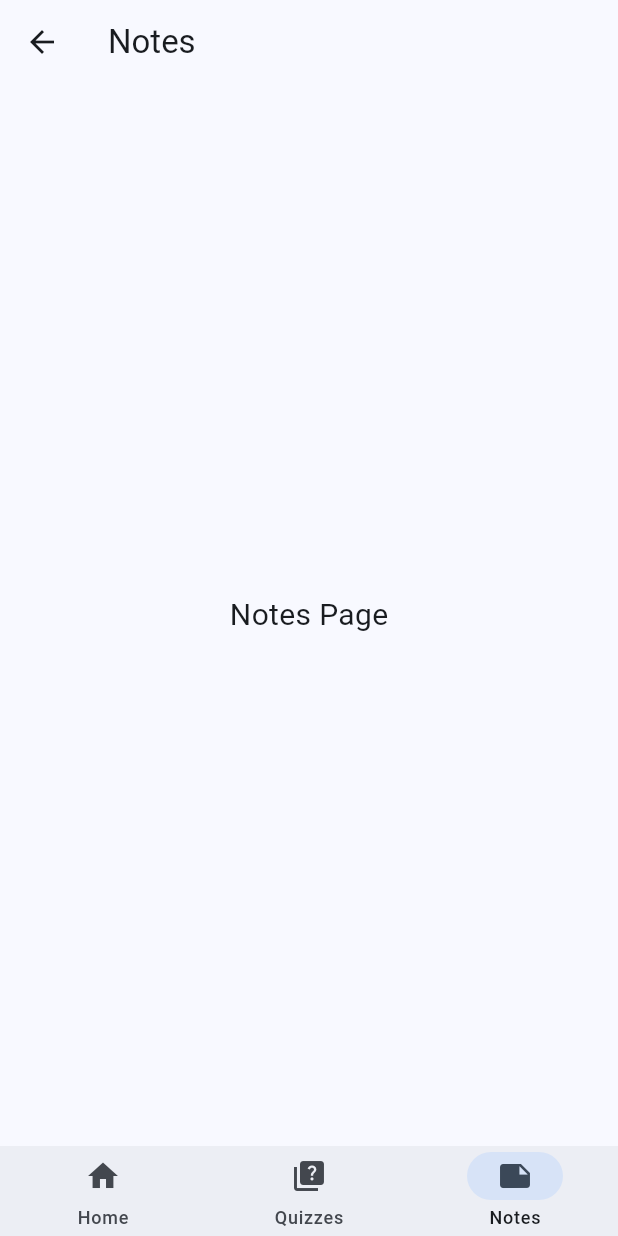
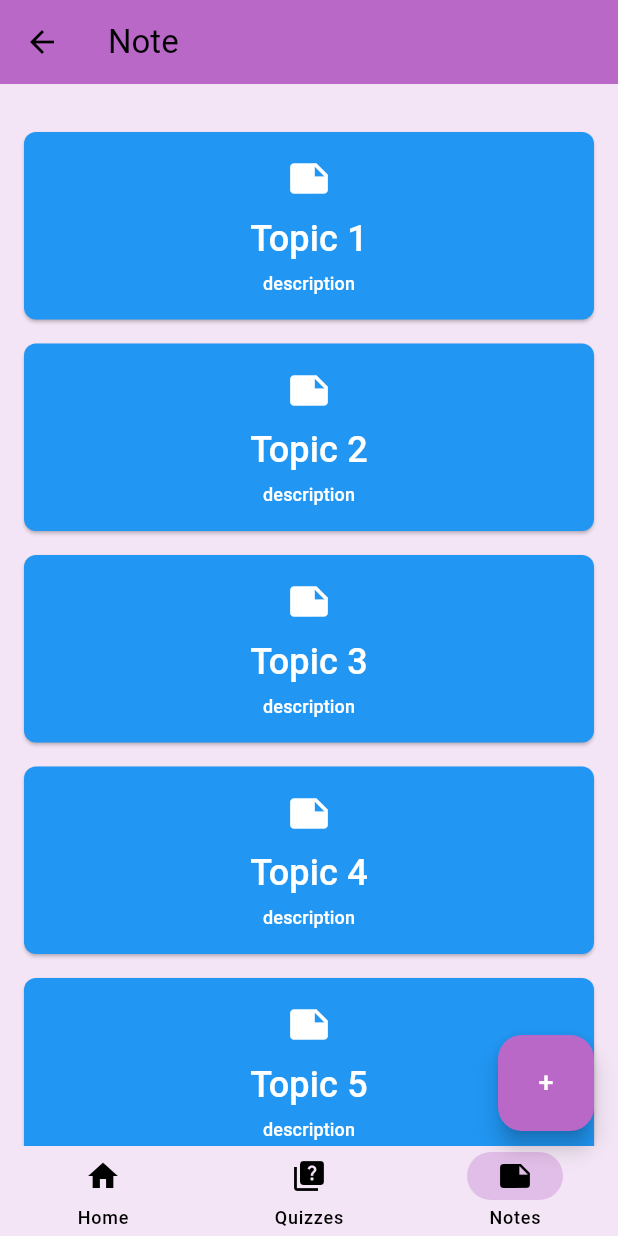
Before and after one commit to Oroskan/SETP-Coursework-1, a Flutter app: the screen it shows after launch, item 3 of the bottom bar chosen, on a phone screen of 412 x 824 dp. Run offline on Flutter 3.47's test engine with Material 3 defaults, Android fonts, the phone set to English and light mode, and no system bars.

Commit message:
update quiz & note page

```diff
--- a/flutter_project/lib/notes_menu.dart
+++ b/flutter_project/lib/notes_menu.dart
@@ -1,6 +1,7 @@
 import 'package:flutter/material.dart';
 import 'home.dart';
 import 'quiz_menu.dart';
+import 'theme.dart';
 
 class NotesMenu extends StatefulWidget {
   const NotesMenu({super.key});
@@ -10,32 +11,45 @@ class NotesMenu extends StatefulWidget {
 }
 
 class _NotesMenuState extends State<NotesMenu> {
-  final int _selectedIndex = 2; // Notes tab selected by default
+  final int _selectedIndex = 2;
+  bool darkMode = false;
 
   @override
   Widget build(BuildContext context) {
-    return Scaffold(
+    return Theme(
+      data: getTheme(darkMode),
+      child: Scaffold(
         appBar: AppBar(
-        title: const Text('Notes'),
+          title: const Text('Note'),
+          backgroundColor: Colors.purple[300],
         ),
-      body: const Center(
-        child: Text(
-          'Notes Page',
-          style: TextStyle(fontSize: 20),
+        body: Container(
+          color: Colors.purple[50],
+          child: SingleChildScrollView(
+            child: Padding(
+              padding: const EdgeInsets.all(16.0),
+              child: Column(
+                crossAxisAlignment: CrossAxisAlignment.center,
+                children: [
+                  _buildNoteButton(1),
+                  ...List.generate(10, (index) => _buildNoteButton(index + 2)),
+                ],
               ),
             ),
+          ),
+        ),
+        floatingActionButton: _buildAddNoteButton(),
+        floatingActionButtonLocation: FloatingActionButtonLocation.centerDocked,
         bottomNavigationBar: NavigationBar(
           height: 60,
           selectedIndex: _selectedIndex,
           onDestinationSelected: (index) {
             if (index == 0) {
-            // Home
               Navigator.pushReplacement(
                 context,
                 MaterialPageRoute(builder: (context) => const HomePage()),
               );
             } else if (index == 1) {
-            // Quizzes
               Navigator.pushReplacement(
                 context,
                 MaterialPageRoute(builder: (context) => const QuizMenu()),
@@ -48,6 +62,62 @@ class _NotesMenuState extends State<NotesMenu> {
             NavigationDestination(icon: Icon(Icons.note), label: 'Notes'),
           ],
         ),
+      ),
+    );
+  }
+
+  Widget _buildNoteButton(int noteNumber) {
+    return Container(
+      margin: const EdgeInsets.only(top: 16.0),
+      width: double.infinity,
+      child: ElevatedButton(
+        style: ElevatedButton.styleFrom(
+          backgroundColor: Colors.blue,
+          padding: const EdgeInsets.all(16.0),
+          shape: RoundedRectangleBorder(
+            borderRadius: BorderRadius.circular(8.0),
+          ),
+        ),
+        onPressed: () {
+          Navigator.pushNamed(context, '/note$noteNumber');
+        },
+        child: Column(
+          children: [
+            Icon(Icons.note, color: Colors.white, size: 30), // 添加图标
+            const SizedBox(height: 8),
+            Text(
+              'Topic $noteNumber',
+              style: const TextStyle(
+                fontSize: 24,
+                color: Colors.white,
+              ),
+            ),
+            const SizedBox(height: 4),
+            const Text(
+              'description',
+              style: TextStyle(
+                fontSize: 12,
+                color: Colors.white,
+              ),
+            ),
+          ],
+        ),
+      ),
+    );
+  }
+
+  Widget _buildAddNoteButton() {
+    return Align(
+      alignment: Alignment.bottomRight,
+      child: Container(
+        margin: const EdgeInsets.only(right: 16, bottom: 70),
+        height: 64,
+        width: 64,
+        child: FloatingActionButton(
+          onPressed: () {/* TODO: Implement create note page */},
+          child: const Text('+', style: TextStyle(fontSize: 18)),
+        ),
+      ),
     );
   }
 }
--- /dev/null
+++ b/flutter_project/lib/theme.dart
@@ -0,0 +1,28 @@
+import 'package:flutter/material.dart';
+
+ThemeData getTheme(bool darkMode) {
+  final baseTheme = darkMode ? ThemeData.dark() : ThemeData.light();
+  final primaryColor = darkMode ? Colors.purple[200] : Colors.purple[300];
+  final backgroundColor = darkMode ? Colors.purple[800] : Colors.purple[50];
+
+  return baseTheme.copyWith(
+    primaryColor: primaryColor,
+    colorScheme:
+        (darkMode ? const ColorScheme.dark() : const ColorScheme.light())
+            .copyWith(
+      primary: primaryColor,
+      secondary: Colors.purple[200],
+    ),
+    appBarTheme: AppBarTheme(
+        backgroundColor: darkMode ? backgroundColor : primaryColor),
+    navigationBarTheme: NavigationBarThemeData(
+      backgroundColor: backgroundColor,
+      indicatorColor: darkMode ? primaryColor : Colors.purple[100],
+    ),
+    floatingActionButtonTheme: FloatingActionButtonThemeData(
+      backgroundColor: primaryColor,
+      foregroundColor: Colors.white,
+    ),
+    cardTheme: CardTheme(color: backgroundColor),
+  );
+}
```
Also changed, not shown: flutter_project/lib/quiz_menu.dart (+79 -8 lines), flutter_project/pubspec.lock, 4 other files. Lines whose indentation alone changed are shown as unchanged.
